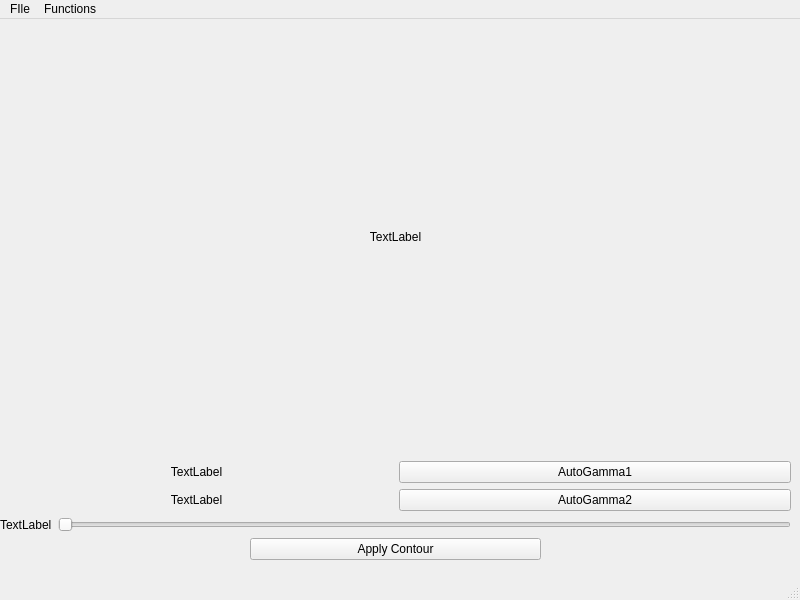
Above: design.ui from Iwillfinduo/CvProject before the change. Below: the same form after it.
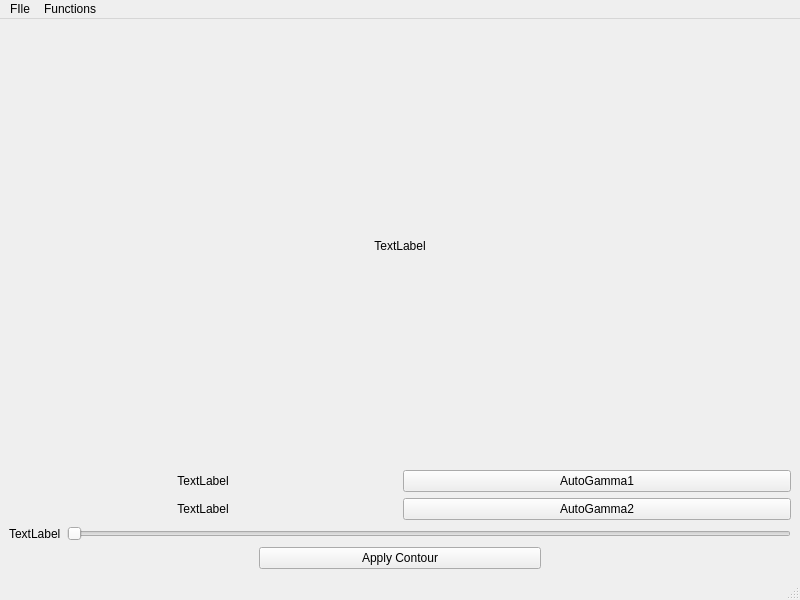
That is the form after the change.

Commit message: added simple resizing policy

```diff
--- a/design.ui
+++ b/design.ui
@@ -14,15 +14,8 @@
    <string>Thingie</string>
   </property>
   <widget class="QWidget" name="centralwidget">
-   <widget class="QWidget" name="verticalLayoutWidget">
-    <property name="geometry">
-     <rect>
-      <x>0</x>
-      <y>0</y>
-      <width>791</width>
-      <height>541</height>
-     </rect>
-    </property>
+   <layout class="QVBoxLayout" name="verticalLayout_2">
+    <item>
     <layout class="QVBoxLayout" name="verticalLayout">
      <item>
       <widget class="QLabel" name="pixmap_label">
@@ -124,7 +117,8 @@
       </layout>
      </item>
     </layout>
-   </widget>
+    </item>
+   </layout>
   </widget>
   <widget class="QMenuBar" name="menubar">
    <property name="geometry">
```
Left out of the diff: 4 changed lines with no effect on the pictures. Lines whose indentation alone changed are shown as unchanged. The commit also changes 1 other file.
